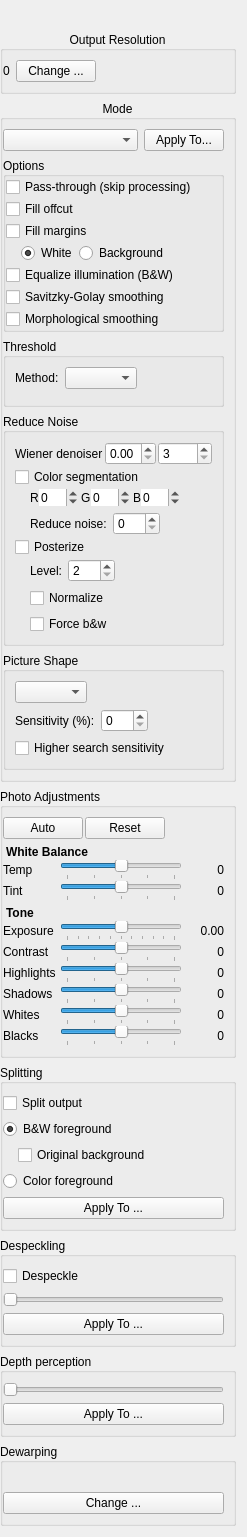
Qt form src/core/filters/output/OptionsWidget.ui (abandoned-industries/scantailor-spectre) before a commit.
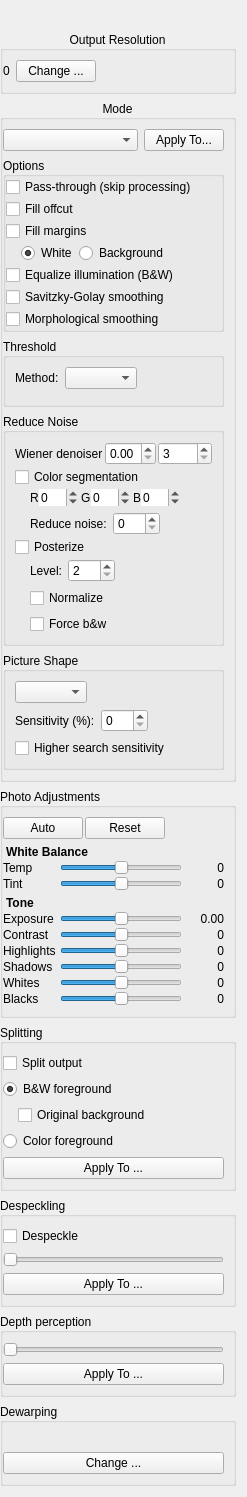
The same form after that commit. Custom widgets are drawn as their Qt base class.

Patch:
```diff
--- a/src/core/filters/output/OptionsWidget.ui
+++ b/src/core/filters/output/OptionsWidget.ui
@@ -955,7 +955,7 @@
           <property name="maximum"><number>100</number></property>
           <property name="singleStep"><number>1</number></property>
           <property name="orientation"><enum>Qt::Horizontal</enum></property>
-          <property name="tickPosition"><enum>QSlider::TicksBelow</enum></property>
+          <property name="tickPosition"><enum>QSlider::NoTicks</enum></property>
           <property name="tickInterval"><number>50</number></property>
          </widget>
         </item>
@@ -977,7 +977,7 @@
           <property name="maximum"><number>100</number></property>
           <property name="singleStep"><number>1</number></property>
           <property name="orientation"><enum>Qt::Horizontal</enum></property>
-          <property name="tickPosition"><enum>QSlider::TicksBelow</enum></property>
+          <property name="tickPosition"><enum>QSlider::NoTicks</enum></property>
           <property name="tickInterval"><number>50</number></property>
          </widget>
         </item>
@@ -1009,7 +1009,7 @@
           <property name="maximum"><number>500</number></property>
           <property name="singleStep"><number>10</number></property>
           <property name="orientation"><enum>Qt::Horizontal</enum></property>
-          <property name="tickPosition"><enum>QSlider::TicksBelow</enum></property>
+          <property name="tickPosition"><enum>QSlider::NoTicks</enum></property>
           <property name="tickInterval"><number>100</number></property>
          </widget>
         </item>
@@ -1031,7 +1031,7 @@
           <property name="maximum"><number>100</number></property>
           <property name="singleStep"><number>1</number></property>
           <property name="orientation"><enum>Qt::Horizontal</enum></property>
-          <property name="tickPosition"><enum>QSlider::TicksBelow</enum></property>
+          <property name="tickPosition"><enum>QSlider::NoTicks</enum></property>
           <property name="tickInterval"><number>50</number></property>
          </widget>
         </item>
@@ -1053,7 +1053,7 @@
           <property name="maximum"><number>100</number></property>
           <property name="singleStep"><number>1</number></property>
           <property name="orientation"><enum>Qt::Horizontal</enum></property>
-          <property name="tickPosition"><enum>QSlider::TicksBelow</enum></property>
+          <property name="tickPosition"><enum>QSlider::NoTicks</enum></property>
           <property name="tickInterval"><number>50</number></property>
          </widget>
         </item>
@@ -1075,7 +1075,7 @@
           <property name="maximum"><number>100</number></property>
           <property name="singleStep"><number>1</number></property>
           <property name="orientation"><enum>Qt::Horizontal</enum></property>
-          <property name="tickPosition"><enum>QSlider::TicksBelow</enum></property>
+          <property name="tickPosition"><enum>QSlider::NoTicks</enum></property>
           <property name="tickInterval"><number>50</number></property>
          </widget>
         </item>
@@ -1097,7 +1097,7 @@
           <property name="maximum"><number>100</number></property>
           <property name="singleStep"><number>1</number></property>
           <property name="orientation"><enum>Qt::Horizontal</enum></property>
-          <property name="tickPosition"><enum>QSlider::TicksBelow</enum></property>
+          <property name="tickPosition"><enum>QSlider::NoTicks</enum></property>
           <property name="tickInterval"><number>50</number></property>
          </widget>
         </item>
@@ -1119,7 +1119,7 @@
           <property name="maximum"><number>100</number></property>
           <property name="singleStep"><number>1</number></property>
           <property name="orientation"><enum>Qt::Horizontal</enum></property>
-          <property name="tickPosition"><enum>QSlider::TicksBelow</enum></property>
+          <property name="tickPosition"><enum>QSlider::NoTicks</enum></property>
           <property name="tickInterval"><number>50</number></property>
          </widget>
         </item>
```
